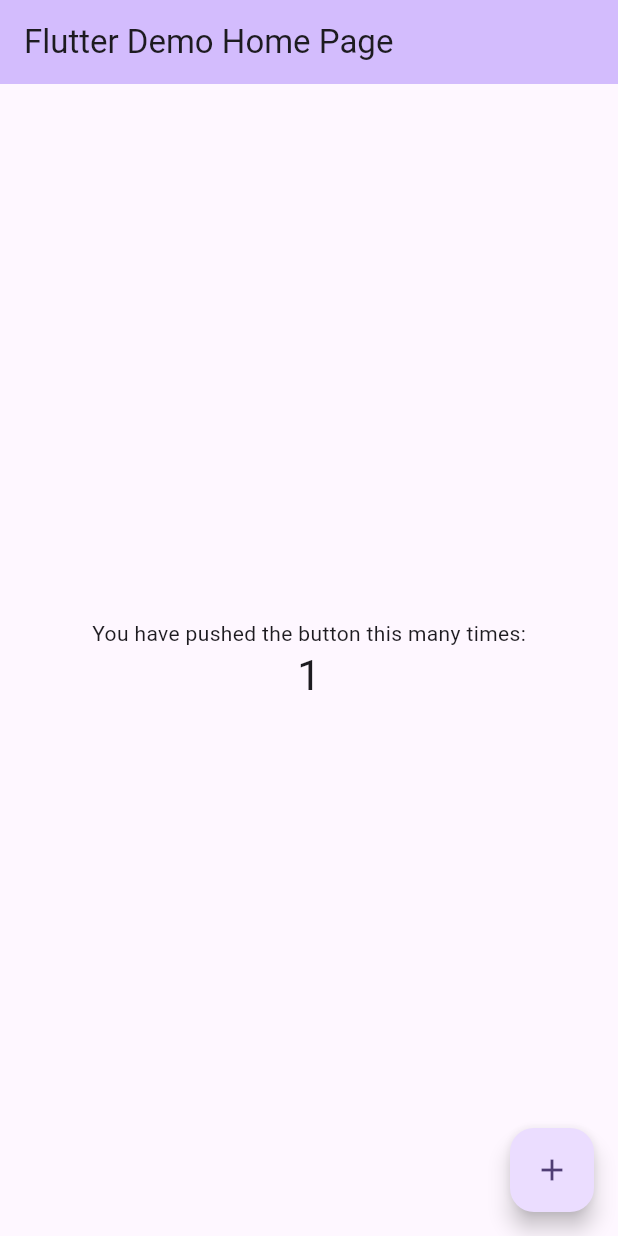
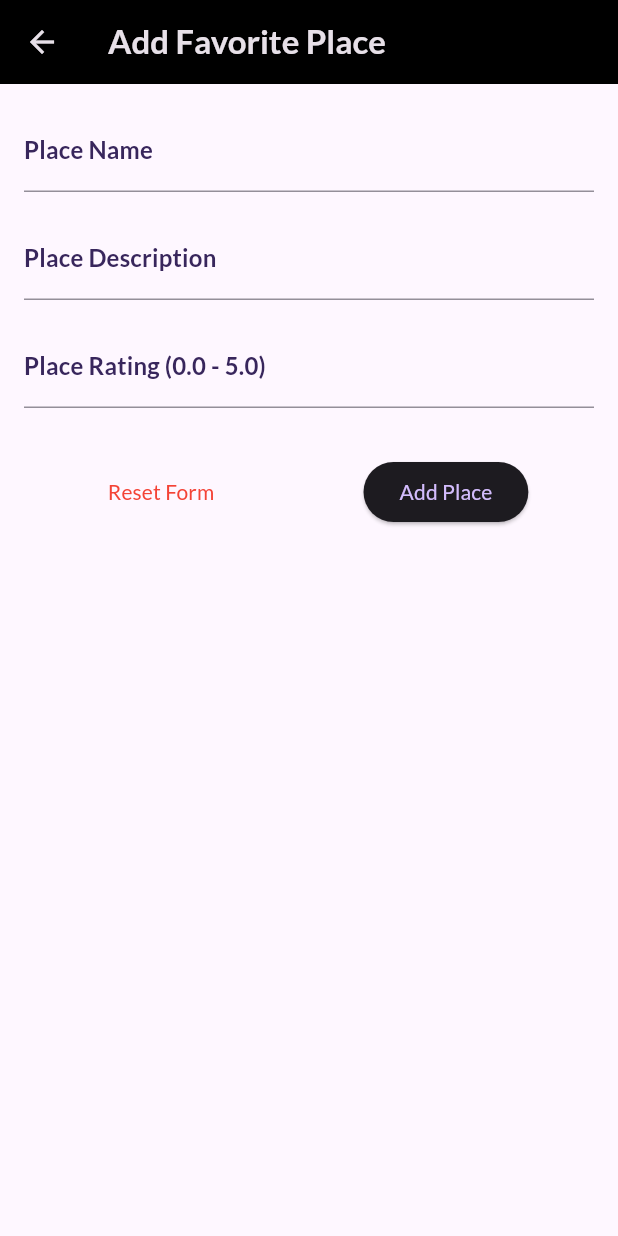
Before and after one commit to rizkyramdhonaputra/basandid-favorites-places-apps, a Flutter app: the screen it shows after launch, after a tap on the "add" icon, on a phone screen of 412 x 824 dp. Run offline on Flutter 3.47's test engine with Material 3 defaults, Android fonts, the phone set to English and light mode, and no system bars; our stand-ins replace flutter_riverpod, google_fonts.

Commit message:
base screen

```diff
--- a/lib/main.dart
+++ b/lib/main.dart
@@ -1,122 +1,37 @@
 import 'package:flutter/material.dart';
+import 'package:google_fonts/google_fonts.dart';
+import 'package:flutter_riverpod/flutter_riverpod.dart';
+import 'package:aplikasi_favoritesplaces/routes/apps_routes.dart';
+
+final colorScheme = ColorScheme.fromSeed(
+  seedColor: Colors.deepPurple,
+  brightness: Brightness.dark,
+  surface: Colors.black,
+);
+
+final theme = ThemeData().copyWith(
+  colorScheme: colorScheme,
+  textTheme: GoogleFonts.latoTextTheme().copyWith(
+    titleSmall: GoogleFonts.lato(fontWeight: FontWeight.bold),
+    titleMedium: GoogleFonts.lato(fontWeight: FontWeight.bold),
+    titleLarge: GoogleFonts.lato(fontWeight: FontWeight.bold),
+  ),
+);
 
 void main() {
-  runApp(const MyApp());
+  runApp(ProviderScope(child: const FavoritesPlacesApp()));
 }
 
-class MyApp extends StatelessWidget {
-  const MyApp({super.key});
+class FavoritesPlacesApp extends StatelessWidget {
+  const FavoritesPlacesApp({super.key});
 
   // This widget is the root of your application.
   @override
   Widget build(BuildContext context) {
     return MaterialApp(
-      title: 'Flutter Demo',
-      theme: ThemeData(
-        // This is the theme of your application.
-        //
-        // TRY THIS: Try running your application with "flutter run". You'll see
-        // the application has a purple toolbar. Then, without quitting the app,
-        // try changing the seedColor in the colorScheme below to Colors.green
-        // and then invoke "hot reload" (save your changes or press the "hot
-        // reload" button in a Flutter-supported IDE, or press "r" if you used
-        // the command line to start the app).
-        //
-        // Notice that the counter didn't reset back to zero; the application
-        // state is not lost during the reload. To reset the state, use hot
-        // restart instead.
-        //
-        // This works for code too, not just values: Most code changes can be
-        // tested with just a hot reload.
-        colorScheme: .fromSeed(seedColor: Colors.deepPurple),
-      ),
-      home: const MyHomePage(title: 'Flutter Demo Home Page'),
+      theme: theme,
+      initialRoute: AppsRoutes.placesList,
+      routes: AppsRoutes.getRoutes(),
     );
   }
 }
-
-class MyHomePage extends StatefulWidget {
-  const MyHomePage({super.key, required this.title});
-
-  // This widget is the home page of your application. It is stateful, meaning
-  // that it has a State object (defined below) that contains fields that affect
-  // how it looks.
-
-  // This class is the configuration for the state. It holds the values (in this
-  // case the title) provided by the parent (in this case the App widget) and
-  // used by the build method of the State. Fields in a Widget subclass are
-  // always marked "final".
-
-  final String title;
-
-  @override
-  State<MyHomePage> createState() => _MyHomePageState();
-}
-
-class _MyHomePageState extends State<MyHomePage> {
-  int _counter = 0;
-
-  void _incrementCounter() {
-    setState(() {
-      // This call to setState tells the Flutter framework that something has
-      // changed in this State, which causes it to rerun the build method below
-      // so that the display can reflect the updated values. If we changed
-      // _counter without calling setState(), then the build method would not be
-      // called again, and so nothing would appear to happen.
-      _counter++;
-    });
-  }
-
-  @override
-  Widget build(BuildContext context) {
-    // This method is rerun every time setState is called, for instance as done
-    // by the _incrementCounter method above.
-    //
-    // The Flutter framework has been optimized to make rerunning build methods
-    // fast, so that you can just rebuild anything that needs updating rather
-    // than having to individually change instances of widgets.
-    return Scaffold(
-      appBar: AppBar(
-        // TRY THIS: Try changing the color here to a specific color (to
-        // Colors.amber, perhaps?) and trigger a hot reload to see the AppBar
-        // change color while the other colors stay the same.
-        backgroundColor: Theme.of(context).colorScheme.inversePrimary,
-        // Here we take the value from the MyHomePage object that was created by
-        // the App.build method, and use it to set our appbar title.
-        title: Text(widget.title),
-      ),
-      body: Center(
-        // Center is a layout widget. It takes a single child and positions it
-        // in the middle of the parent.
-        child: Column(
-          // Column is also a layout widget. It takes a list of children and
-          // arranges them vertically. By default, it sizes itself to fit its
-          // children horizontally, and tries to be as tall as its parent.
-          //
-          // Column has various properties to control how it sizes itself and
-          // how it positions its children. Here we use mainAxisAlignment to
-          // center the children vertically; the main axis here is the vertical
-          // axis because Columns are vertical (the cross axis would be
-          // horizontal).
-          //
-          // TRY THIS: Invoke "debug painting" (choose the "Toggle Debug Paint"
-          // action in the IDE, or press "p" in the console), to see the
-          // wireframe for each widget.
-          mainAxisAlignment: .center,
-          children: [
-            const Text('You have pushed the button this many times:'),
-            Text(
-              '$_counter',
-              style: Theme.of(context).textTheme.headlineMedium,
-            ),
-          ],
-        ),
-      ),
-      floatingActionButton: FloatingActionButton(
-        onPressed: _incrementCounter,
-        tooltip: 'Increment',
-        child: const Icon(Icons.add),
-      ),
-    );
-  }
-}
--- /dev/null
+++ b/lib/models/favoriteplaces_models.dart
@@ -0,0 +1,13 @@
+class FavoritePlacesModels {
+  final String id;
+  final String name;
+  final String description;
+  final double rating;
+
+  FavoritePlacesModels({
+    required this.id,
+    required this.name,
+    required this.description,
+    required this.rating,
+  });
+}
--- /dev/null
+++ b/lib/providers/favoritesplaces_provider.dart
@@ -0,0 +1,39 @@
+import '../models/favoriteplaces_models.dart';
+import 'package:flutter_riverpod/flutter_riverpod.dart';
+
+class FavoritesPlacesNotifier
+    extends AsyncNotifier<List<FavoritePlacesModels>> {
+  @override
+  Future<List<FavoritePlacesModels>> build() async {
+    // Simulate fetching data from a database or API
+    await Future.delayed(const Duration(seconds: 1));
+    return [];
+  }
+
+  Future<void> addFavoritePlace(FavoritePlacesModels place) async {
+    final currentPlaces = state.value ?? [];
+    state = await AsyncValue.guard(() async {
+      await Future.delayed(const Duration(seconds: 1));
+      final newPlace = FavoritePlacesModels(
+        id: place.id,
+        name: place.name,
+        description: place.description,
+        rating: place.rating,
+      );
+      return [...currentPlaces, newPlace];
+    });
+  }
+
+  Future<void> removeFavoritePlace(String id) async {
+    final currentPlaces = state.value ?? [];
+    state = await AsyncValue.guard(() async {
+      await Future.delayed(const Duration(seconds: 1));
+      return currentPlaces.where((place) => place.id != id).toList();
+    });
+  }
+}
+
+final favoritesPlacesProvider =
+    AsyncNotifierProvider<FavoritesPlacesNotifier, List<FavoritePlacesModels>>(
+      FavoritesPlacesNotifier.new,
+    );
--- /dev/null
+++ b/lib/routes/apps_routes.dart
@@ -0,0 +1,16 @@
+import 'package:aplikasi_favoritesplaces/screens/addfavorite_screen.dart';
+import 'package:flutter/material.dart';
+import '../screens/listfavorites_screen.dart';
+
+class AppsRoutes {
+  static const String placesList = '/';
+  static const String addPlace = '/add-place';
+  static const String placeDetail = '/place-detail';
+
+  static Map<String, Widget Function(BuildContext)> getRoutes() => {
+    placesList: (final context) => const ListFavoriteScreen(),
+    addPlace: (final context) => const AddFavoriteScreen(),
+    // Add your screen mappings here, for example:
+    // placesList: (final context) => const PlacesListScreen(),
+  };
+}
--- /dev/null
+++ b/lib/screens/addfavorite_screen.dart
@@ -0,0 +1,171 @@
+import 'package:flutter/material.dart';
+import 'package:aplikasi_favoritesplaces/providers/favoritesplaces_provider.dart';
+import 'package:flutter_riverpod/flutter_riverpod.dart';
+import 'package:aplikasi_favoritesplaces/models/favoriteplaces_models.dart';
+import 'package:uuid/uuid.dart';
+
+class AddFavoriteScreen extends ConsumerStatefulWidget {
+  const AddFavoriteScreen({super.key});
+
+  @override
+  ConsumerState<AddFavoriteScreen> createState() => _AddFavoriteScreenState();
+}
+
+class _AddFavoriteScreenState extends ConsumerState<AddFavoriteScreen> {
+  final _formKey = GlobalKey<FormState>();
+  String _placeName = '';
+  String _placeDescription = '';
+  double _placeRating = 0.0;
+  final uuid = const Uuid();
+
+  AppBar _buildAppBar(BuildContext context) {
+    return AppBar(title: const Text('Add Favorite Place'));
+  }
+
+  Widget _buildNameField() {
+    return TextFormField(
+      decoration: InputDecoration(
+        labelText: 'Place Name',
+        hintText: 'Enter the name of the place',
+        labelStyle: TextTheme.of(context).titleMedium!.copyWith(
+          color: Theme.of(context).colorScheme.onPrimary,
+          fontWeight: FontWeight.bold,
+        ),
+        hintStyle: TextTheme.of(
+          context,
+        ).bodyMedium!.copyWith(color: Theme.of(context).colorScheme.onPrimary),
+      ),
+      validator: (value) {
+        if (value == null || value.isEmpty) {
+          return 'Please enter a place name';
+        }
+        return null;
+      },
+      onSaved: (value) {
+        _placeName = value!;
+      },
+    );
+  }
+
+  Widget _buildDescriptionField() {
+    return TextFormField(
+      decoration: InputDecoration(
+        labelText: 'Place Description',
+        hintText: 'Enter a brief description of the place',
+        labelStyle: TextTheme.of(context).titleMedium!.copyWith(
+          color: Theme.of(context).colorScheme.onPrimary,
+          fontWeight: FontWeight.bold,
+        ),
+        hintStyle: TextTheme.of(
+          context,
+        ).bodyMedium!.copyWith(color: Theme.of(context).colorScheme.onPrimary),
+      ),
+      validator: (value) {
+        if (value == null || value.isEmpty) {
+          return 'Please enter a place description';
+        }
+        return null;
+      },
+      onSaved: (value) {
+        _placeDescription = value!;
+      },
+    );
+  }
+
+  Widget _buildRatingField() {
+    return TextFormField(
+      decoration: InputDecoration(
+        labelText: 'Place Rating (0.0 - 5.0)',
+        hintText: 'Enter a rating between 0.0 and 5.0',
+        labelStyle: TextTheme.of(context).titleMedium!.copyWith(
+          color: Theme.of(context).colorScheme.onPrimary,
+          fontWeight: FontWeight.bold,
+        ),
+        hintStyle: TextTheme.of(
+          context,
+        ).bodyMedium!.copyWith(color: Theme.of(context).colorScheme.onPrimary),
+      ),
+      keyboardType: TextInputType.number,
+      validator: (value) {
+        if (value == null || value.isEmpty) {
+          return 'Please enter a place rating';
+        }
+        final rating = double.tryParse(value);
+        if (rating == null || rating < 0.0 || rating > 5.0) {
+          return 'Please enter a valid rating between 0.0 and 5.0';
+        }
+        return null;
+      },
+      onSaved: (value) {
+        _placeRating = double.parse(value!);
+      },
+    );
+  }
+
+  void _submitForm() {
+    if (_formKey.currentState!.validate()) {
+      _formKey.currentState!.save();
+      final newPlace = FavoritePlacesModels(
+        id: uuid.v4(), // Generate a unique ID for the new place
+        name: _placeName,
+        description: _placeDescription,
+        rating: _placeRating,
+      );
+      ref.read(favoritesPlacesProvider.notifier).addFavoritePlace(newPlace);
+      Navigator.pop(context);
+      ScaffoldMessenger.of(context).showSnackBar(
+        SnackBar(content: Text('$_placeName added to favorites!')),
+      );
+    }
+  }
+
+  void _resetForm() {
+    _formKey.currentState!.reset();
+    setState(() {
+      _placeName = '';
+      _placeDescription = '';
+      _placeRating = 0.0;
+    });
+  }
+
+  Widget _buildForm() {
+    return Padding(
+      padding: const EdgeInsets.all(16.0),
+      child: Form(
+        key: _formKey,
+        child: Column(
+          children: [
+            _buildNameField(),
+            const SizedBox(height: 16),
+            _buildDescriptionField(),
+            const SizedBox(height: 16),
+            _buildRatingField(),
+            const SizedBox(height: 32),
+            Row(
+              mainAxisAlignment: MainAxisAlignment.spaceEvenly,
+              children: [
+                TextButton(
+                  onPressed: _resetForm,
+                  child: const Text(
+                    'Reset Form',
+                    style: TextStyle(color: Colors.red),
+                  ),
+                ),
+                const SizedBox(height: 16),
+                ElevatedButton(
+                  onPressed: _submitForm,
+                  child: const Text('Add Place'),
+                ),
+              ],
+            ),
+          ],
+        ),
+      ),
+    );
+  }
+
+  @override
+  Widget build(BuildContext context) {
+    return Scaffold(appBar: _buildAppBar(context), body: _buildForm());
+  }
+}
--- /dev/null
+++ b/lib/screens/listfavorites_screen.dart
@@ -0,0 +1,171 @@
+import 'package:aplikasi_favoritesplaces/models/favoriteplaces_models.dart';
+import 'package:flutter/material.dart';
+import 'package:flutter_riverpod/flutter_riverpod.dart';
+import '../providers/favoritesplaces_provider.dart';
+import '../routes/apps_routes.dart';
+
+class ListFavoriteScreen extends ConsumerWidget {
+  const ListFavoriteScreen({super.key});
+
+  AppBar _buildAppBar(BuildContext context, WidgetRef ref, bool isLoading) {
+    return AppBar(
+      title: Center(
+        child: Text(
+          'Favorites Places',
+          style: TextTheme.of(context).headlineLarge!.copyWith(
+            color: Theme.of(context).colorScheme.onSurface,
+          ),
+          textAlign: TextAlign.center,
+        ),
+      ),
+      automaticallyImplyLeading: false,
+      actions: [
+        if (!isLoading)
+          IconButton(
+            icon: const Icon(Icons.refresh),
+            onPressed: () => ref.invalidate(favoritesPlacesProvider),
+          ),
+      ],
+    );
+  }
+
+  Widget _buildErrorState(BuildContext context, WidgetRef ref) {
+    return Center(
+      child: Column(
+        mainAxisAlignment: MainAxisAlignment.center,
+        children: [
+          const Icon(Icons.error_outline, size: 48, color: Colors.red),
+          const SizedBox(height: 16),
+          Text(
+            'Failed to load favorite places.',
+            style: TextTheme.of(context).headlineMedium!.copyWith(
+              color: Theme.of(context).colorScheme.onSurface,
+            ),
+          ),
+          const SizedBox(height: 8),
+          ElevatedButton.icon(
+            onPressed: () => ref.invalidate(favoritesPlacesProvider),
+            icon: const Icon(Icons.refresh),
+            label: const Text('Try Again'),
+          ),
+        ],
+      ),
+    );
+  }
+
+  Widget _buildEmptyState(BuildContext context) {
+    return Center(
+      child: Text(
+        'No favorite places added yet.',
+        style: TextTheme.of(context).headlineMedium!.copyWith(
+          color: Theme.of(context).colorScheme.onPrimary,
+        ),
+      ),
+    );
+  }
+
+  Widget _buildLoadingState() {
+    return const Center(child: CircularProgressIndicator());
+  }
+
+  Widget _removeConfirmationDialog(
+    BuildContext context,
+    WidgetRef ref,
+    FavoritePlacesModels place,
+  ) {
+    return AlertDialog(
+      title: Text(
+        'Remove from Favorites',
+        style: TextStyle(color: Theme.of(context).colorScheme.onSurface),
+      ),
+      content: Text(
+        'Are you sure you want to remove this place from favorites?',
+        style: TextStyle(color: Theme.of(context).colorScheme.onSurface),
+      ),
+      actions: [
+        TextButton(
+          onPressed: () => Navigator.pop(context),
+          child: const Text('Cancel'),
+        ),
+        ElevatedButton(
+          onPressed: () {
+            ref
+                .read(favoritesPlacesProvider.notifier)
+                .removeFavoritePlace(place.id);
+            Navigator.pop(context);
+            ScaffoldMessenger.of(context).showSnackBar(
+              SnackBar(content: Text('${place.name} removed from favorites')),
+            );
+          },
+          child: const Text('Remove'),
+        ),
+      ],
+    );
+  }
+
+  Widget _buildBody(BuildContext context, WidgetRef ref) {
+    final favoritesPlaces = ref.watch(favoritesPlacesProvider);
+
+    return favoritesPlaces.when(
+      data: (places) {
+        if (places.isEmpty) {
+          return _buildEmptyState(context);
+        }
+
+        return ListView.builder(
+          itemCount: places.length,
+          itemBuilder: (context, index) {
+            final place = places[index];
+            return ListTile(
+              title: Text(
+                place.name,
+                style: TextTheme.of(context).titleMedium!.copyWith(
+                  color: Theme.of(context).colorScheme.onPrimary,
+                ),
+              ),
+              subtitle: Text(
+                place.description,
+                style: TextTheme.of(context).bodyMedium!.copyWith(
+                  color: Theme.of(context).colorScheme.onPrimary,
+                ),
+              ),
+              trailing: Text(
+                'Rating: ${place.rating}',
+                style: TextTheme.of(context).bodyMedium!.copyWith(
+                  color: Theme.of(context).colorScheme.onPrimary,
+                ),
+              ),
+              onTap: () {
+                // Handle tap if needed
+              },
+              onLongPress: () {
+                showDialog(
+                  context: context,
+                  builder: (context) =>
+                      _removeConfirmationDialog(context, ref, place),
+                );
+                // Handle long press if needed
+              },
+            );
+          },
+        );
+      },
+      loading: () => _buildLoadingState(),
+      error: (error, stack) => _buildErrorState(context, ref),
+    );
+  }
+
+  @override
+  Widget build(BuildContext context, WidgetRef ref) {
+    final favoritesPlaces = ref.watch(favoritesPlacesProvider);
+
+    return Scaffold(
+      appBar: _buildAppBar(context, ref, favoritesPlaces.isLoading),
+      body: _buildBody(context, ref),
+      floatingActionButton: FloatingActionButton(
+        onPressed: () => Navigator.pushNamed(context, AppsRoutes.addPlace),
+        child: const Icon(Icons.add),
+      ),
+    );
+  }
+}
--- a/pubspec.yaml
+++ b/pubspec.yaml
@@ -34,6 +34,9 @@ dependencies:
   # The following adds the Cupertino Icons font to your application.
   # Use with the CupertinoIcons class for iOS style icons.
   cupertino_icons: ^1.0.8
+  google_fonts: ^8.1.0
+  flutter_riverpod: ^3.3.1
+  uuid: ^4.5.3
 
 dev_dependencies:
   flutter_test:
```
Also changed, not shown: pubspec.lock, 3 other files.
